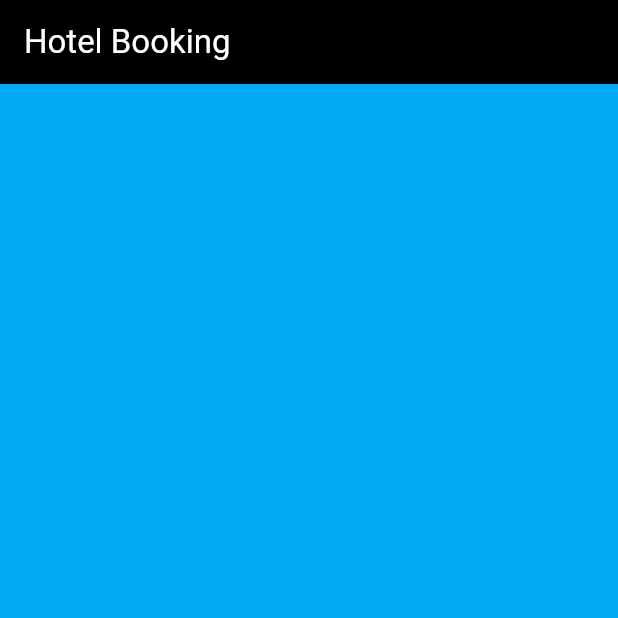
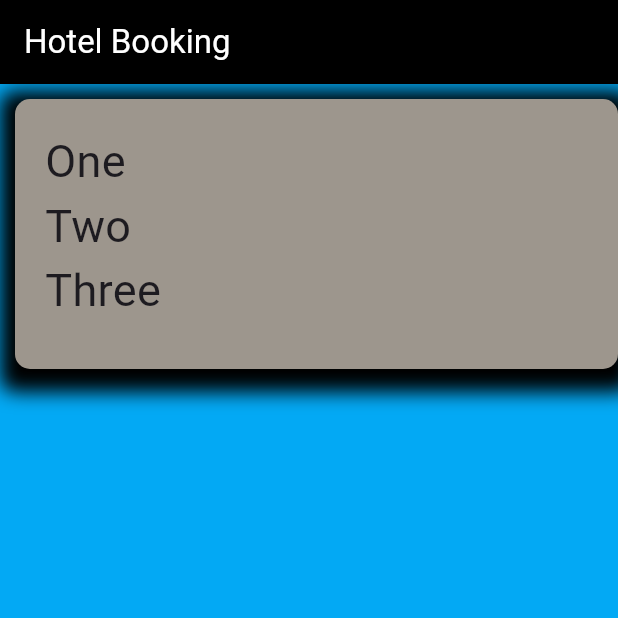
Before and after one commit to stevekalix/Flutter_Demo, a Flutter app: the screen it shows after launch, on a phone screen of 412 x 824 dp, the top half of it. Run offline on Flutter 3.47's test engine with Material 3 defaults, Android fonts, the phone set to English and light mode, and no system bars.

Commit message:
initial commit

```diff
--- a/lib/main.dart
+++ b/lib/main.dart
@@ -19,8 +19,35 @@ class MainApp extends StatelessWidget {
         TextStyle(color: Colors.white),
         ),
         backgroundColor:Colors.black,
+
         ),
 
+        body:
+        Container(
+         decoration: BoxDecoration(color: const Color.fromARGB(255, 157, 150, 141),
+         borderRadius: BorderRadius.circular(10),
+         boxShadow:[
+          BoxShadow(
+            blurRadius:10.0,
+            spreadRadius:10.0,
+            color: Colors.black,
+            offset:Offset(0,5),
+          )
+         ]
+         ),
+         margin: EdgeInsetsDirectional.only(start:10.0,top: 10.0),
+         padding:EdgeInsetsDirectional.only(top: 20.0,start: 20.0),
+         height:180.0,
+         width:double.infinity,
+         child:  Column(
+          crossAxisAlignment: CrossAxisAlignment.start,
+          children: [
+            Text("One",style: TextStyle(fontSize: 30.0),),
+            Text("Two",style: TextStyle(fontSize: 30.0),),
+            Text("Three",style: TextStyle(fontSize: 30.0),)
+          ],
+        ),
+        ),
       ),
     );
   }
```
